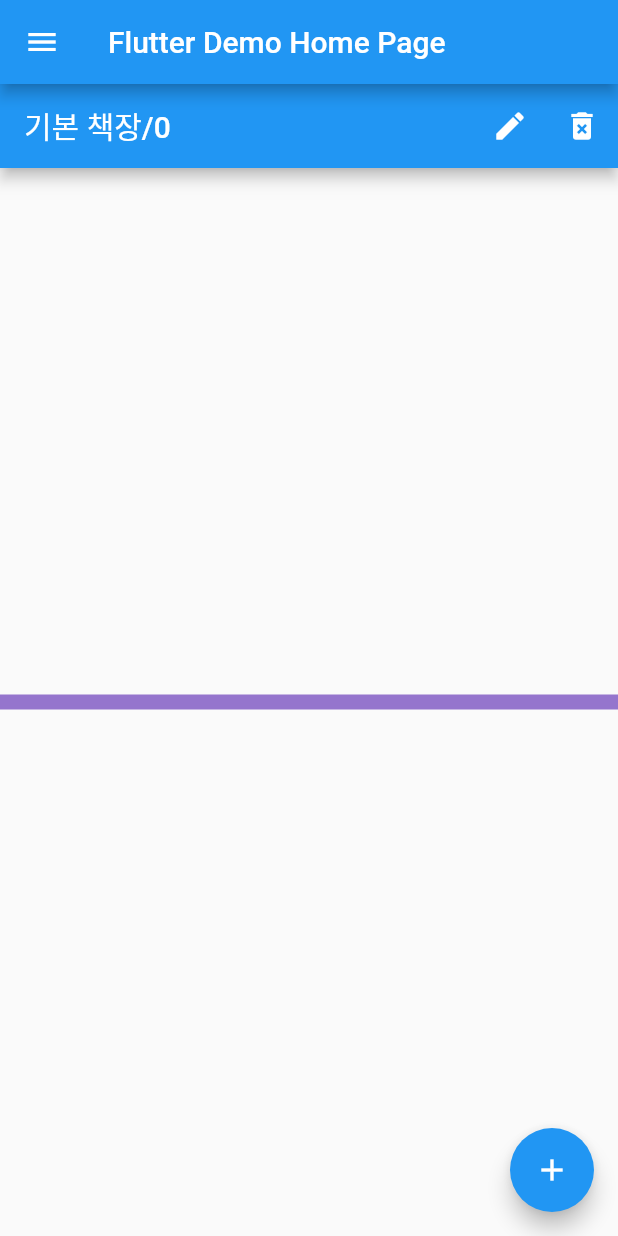
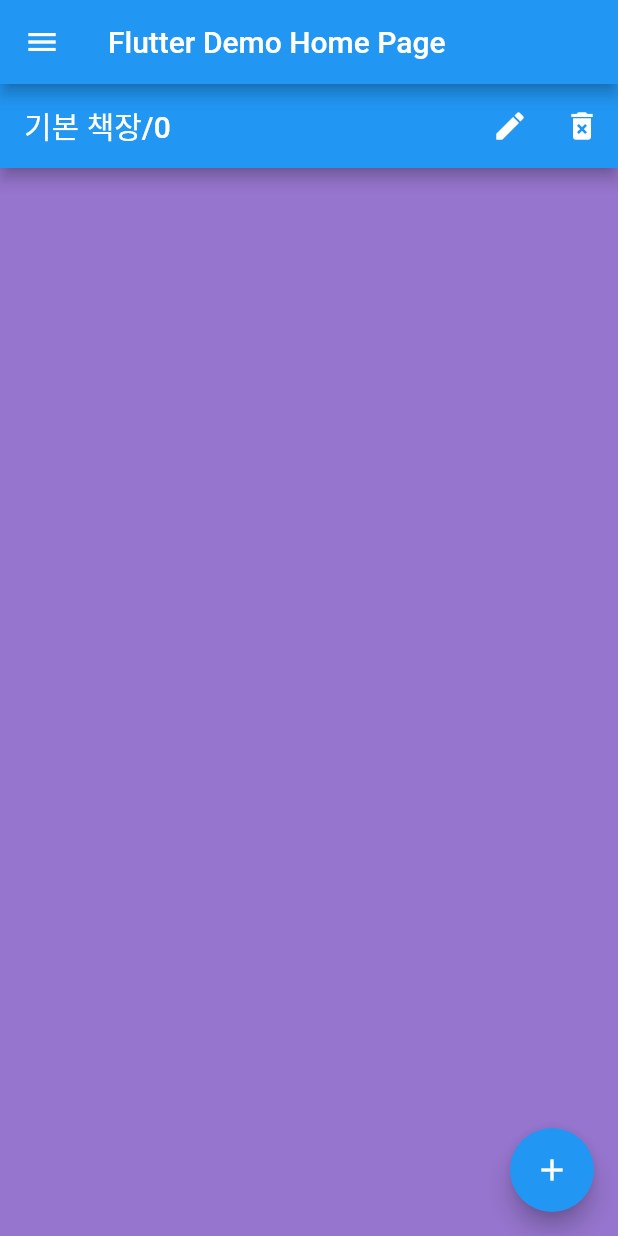
Before and after one commit to kangsudal/mybook-diary, a Flutter app: the screen it shows after launch, on a phone screen of 412 x 824 dp. Run offline on Flutter 3.47's test engine with Material 2 defaults, Android fonts, the phone set to English and light mode, and no system bars; our stand-ins replace table_calendar.

Commit message:
Stack으로 배경container 넣음,  BookItem 이미지 아래에 책이름 표시
하단에 overflow 되는 문제 Flexible() 위젯으로 해결

```diff
--- a/lib/page/shelfdetailpage.dart
+++ b/lib/page/shelfdetailpage.dart
@@ -53,11 +53,16 @@ class _ShelfDetailPageState extends State<ShelfDetailPage> {
           )
         ],
       ),
-      body:
-        Center(
-          child: Container(
-            padding: EdgeInsets.only(top:10),
-            color: Colors.deepPurple[300],
+      body: Stack(
+        children: <Widget>[
+          Container(
+            decoration: new BoxDecoration(
+              color: Colors.deepPurple[300],
+            ),
+          ),
+          Container(
+            padding: EdgeInsets.only(top: 10),
+
             child: GridView.builder(
               shrinkWrap: true,
               itemCount: _bookCounter,
@@ -66,8 +71,9 @@ class _ShelfDetailPageState extends State<ShelfDetailPage> {
               itemBuilder: _buildItem,
             ),
           ),
-        )
-      ,
+        ],
+      ),
+
       floatingActionButton: FloatingActionButton(
         onPressed: _incrementCounter,
         tooltip: 'Increment',
```
Also changed, not shown: lib/page/book_item.dart (+7 -2 lines).
